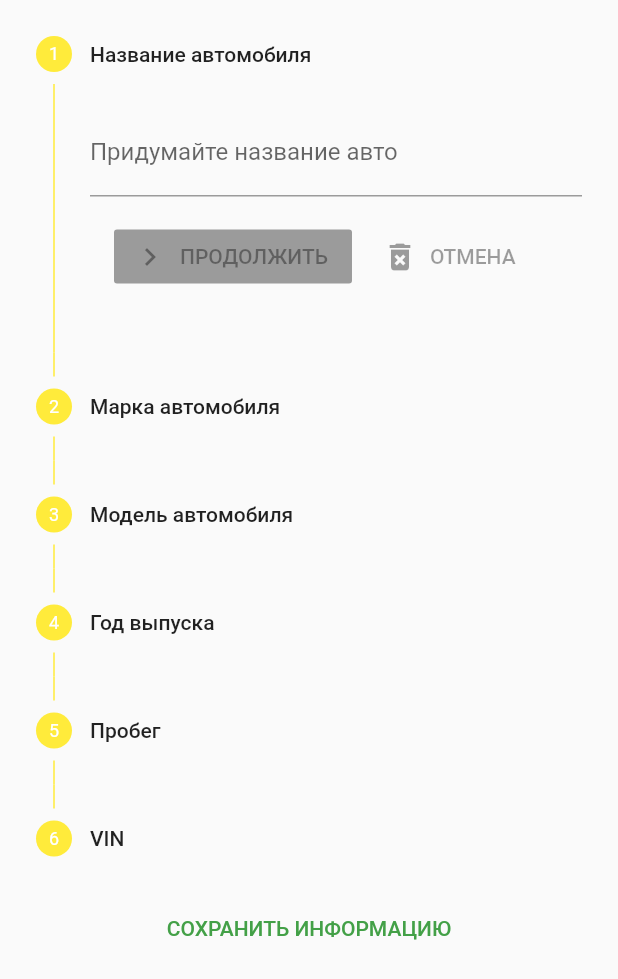
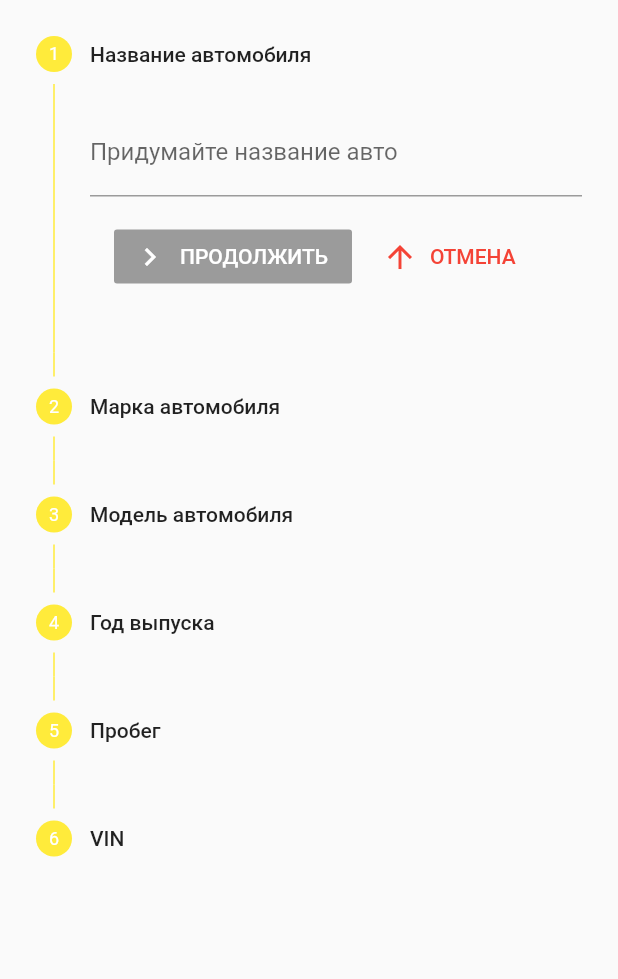
Before and after one commit to CoMatu/carstat, a Flutter app: the AddCarPage widget shown alone on an empty page, opened directly, on a phone screen of 412 x 824 dp. Shown: the top 979 px of the screen. Run offline on Flutter 3.47's test engine with Material 2 defaults, Android fonts, the phone set to English and light mode, and no system bars; our stand-ins replace cloud_firestore, firebase_auth, font_awesome_flutter; accounts and stored records are empty.

Commit message:
работа по степперу 2

```diff
--- a/lib/pages/add_car_page.dart
+++ b/lib/pages/add_car_page.dart
@@ -242,21 +242,23 @@ class _AddCarPageState extends State<AddCarPage> {
                         padding: const EdgeInsets.all(8.0),
                         child: currStep == 5 ?
                             RaisedButton(
-                              child: Text('СОХРАНИТЬ'),
-                              color: Colors.orange,
+                              child: Text('СОХРАНИТЬ',
+                                  style: TextStyle(color: Colors.white)),
+                              color: Colors.green[400],
                               onPressed: onStepContinue,
                             )
                             : RaisedButton.icon(
-                          icon: Icon(Icons.navigate_next),
+                          icon: Icon(Icons.navigate_next, color: Colors.white),
                           color: Colors.green,
-                          label: Text('ПРОДОЛЖИТЬ'),
+                          label: Text('ПРОДОЛЖИТЬ',
+                          style: TextStyle(color: Colors.white),),
                           onPressed: onStepContinue,
                         ),
                       ),
                       FlatButton.icon(
-                        icon: Icon(Icons.delete_forever),
-                        color: Colors.orange,
-                        label: Text('ОТМЕНА'),
+                        icon: Icon(Icons.arrow_upward, color: Colors.red,),
+                        label: Text('ОТМЕНА',
+                        style: TextStyle(color: Colors.red),),
                         onPressed: onStepCancel,
                       )
                     ],
@@ -290,11 +292,6 @@ class _AddCarPageState extends State<AddCarPage> {
               });
             },
           ),
-          FlatButton(
-            child: Text('СОХРАНИТЬ ИНФОРМАЦИЮ',
-            style: TextStyle(color: Colors.green[600]),),
-            onPressed: _submitDetails,
-          )
         ],),
       ),
     );
```
